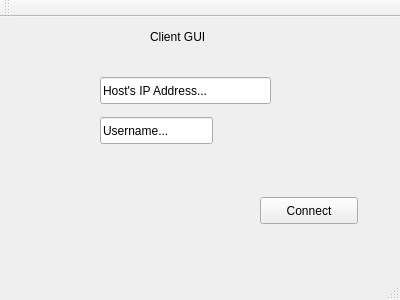
Above: Client/startup.ui from twetm967/all-4-pong before the change. Below: the same form after it.
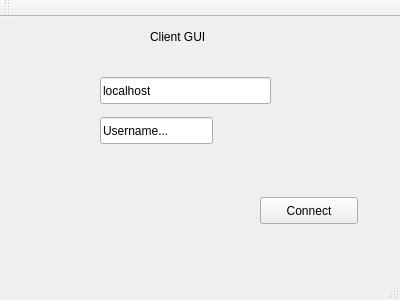
That is the form after the change.

Commit message: commit before pull

The edit to the form file:
```diff
--- a/Client/startup.ui
+++ b/Client/startup.ui
@@ -37,7 +37,7 @@
      </rect>
     </property>
     <property name="text">
-     <string>Host's IP Address...</string>
+     <string>localhost</string>
     </property>
    </widget>
    <widget class="QPushButton" name="connect_Btn">
```
The commit also changes 2 other files.
